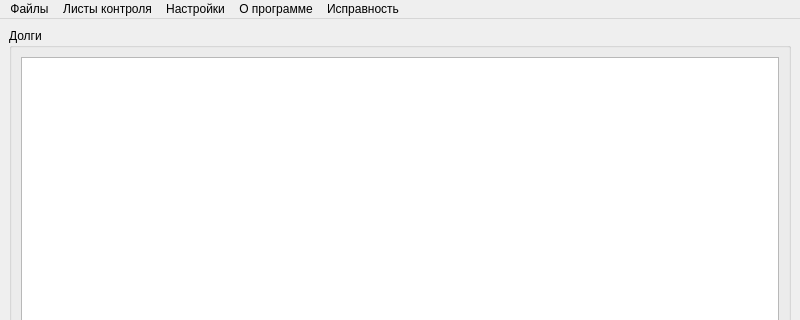
This is ui/main.ui in nightmare04/AO as Qt 5 draws it before an edit; both pictures show x 0 to 800 and y 0 to 320 of the 800 by 600 pixel window. The edited form follows.
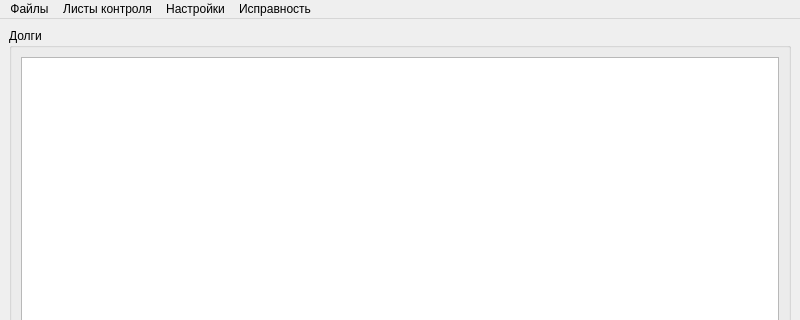
This is the edited form.

Patch:
```diff
--- a/ui/main.ui
+++ b/ui/main.ui
@@ -71,11 +71,6 @@
     </property>
     <addaction name="lk_action"/>
    </widget>
-   <widget class="QMenu" name="menu_3">
-    <property name="title">
-     <string>О программе</string>
-    </property>
-   </widget>
    <widget class="QMenu" name="menu_4">
     <property name="title">
      <string>Настройки</string>
@@ -97,7 +92,6 @@
    <addaction name="menu"/>
    <addaction name="menu_2"/>
    <addaction name="menu_4"/>
-   <addaction name="menu_3"/>
    <addaction name="menu_5"/>
   </widget>
   <widget class="QStatusBar" name="statusbar"/>
```
Left out of the diff: 17 changed lines with no effect on the pictures.
